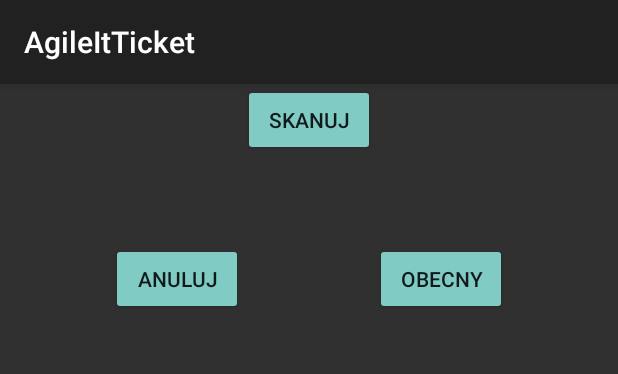
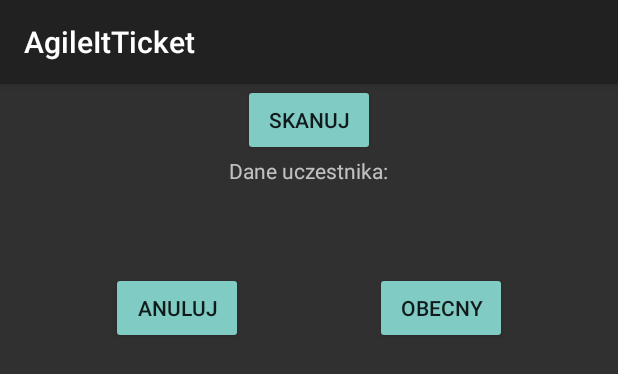
Before and after one commit to ZespolNumerJeden/zn1Skaner, an Android app: the layout activity_main.xml on its own in the app's theme, with its tools: preview values and no code run, on a phone screen of 412 x 824 dp. Shown: the top 374 px of the screen. Run offline under Robolectric (Android 15) with nearby library versions, the light colour scheme and no system bars.

Commit message:
reset fields

```diff
--- a/app/src/main/java/com/example/rick/agileitticket/MainActivity.java
+++ b/app/src/main/java/com/example/rick/agileitticket/MainActivity.java
@@ -31,7 +31,10 @@ public class MainActivity extends Activity implements OnClickListener {
         contentTxt = (TextView)findViewById(R.id.scan_content);
         timeTxt = (TextView)findViewById(R.id.time_content);
         scanBtn.setOnClickListener(this);
-
+        Calendar c = Calendar.getInstance();
+        SimpleDateFormat dateformat = new SimpleDateFormat("dd-MMM-yyyy hh:mm:ss aa");
+        String datetime = dateformat.format(c.getTime());
+        timeTxt.setText("Czas: " + datetime);
 
     }
 
@@ -42,6 +45,11 @@ public class MainActivity extends Activity implements OnClickListener {
             IntentIntegrator scanIntegrator = new IntentIntegrator(this);
             scanIntegrator.initiateScan();
         }
+        if(v.getId()==R.id.cancel_button){
+            formatTxt.setText("Skanuj kod, aby pobrać dane uczestnika");
+            contentTxt.setText("");
+        }
+
     }
 
     public void onActivityResult(int requestCode, int resultCode, Intent intent) {
@@ -53,10 +61,6 @@ public class MainActivity extends Activity implements OnClickListener {
             String scanFormat = scanningResult.getFormatName();
             formatTxt.setText("Uczestnik: " + scanFormat);
             contentTxt.setText("Panel: " + scanContent);
-            Calendar c = Calendar.getInstance();
-            SimpleDateFormat dateformat = new SimpleDateFormat("dd-MMM-yyyy hh:mm:ss aa");
-            String datetime = dateformat.format(c.getTime());
-            timeTxt.setText("Czas: " + datetime);
 
         }
         else{
--- a/app/src/main/res/layout/activity_main.xml
+++ b/app/src/main/res/layout/activity_main.xml
@@ -12,13 +12,31 @@
         android:layout_centerHorizontal="true"
         android:onClick="onClick"
         android:text="@string/scan" />
+
+    <Space
+        android:layout_width="wrap_content"
+        android:layout_height="wrap_content"
+        android:layout_above="@+id/user_data_label"
+        android:layout_centerHorizontal="true"
+        android:visibility="visible" />
+
+    <TextView
+        android:id="@+id/user_data_label"
+        android:layout_width="wrap_content"
+        android:layout_height="wrap_content"
+        android:textIsSelectable="true"
+        android:layout_centerHorizontal="true"
+        android:text="@string/user_data_label"
+        android:layout_below="@id/scan_button" />
+
     <TextView
         android:id="@+id/scan_format"
         android:layout_width="wrap_content"
         android:layout_height="wrap_content"
         android:textIsSelectable="true"
         android:layout_centerHorizontal="true"
-        android:layout_below="@id/scan_button" />
+        android:layout_below="@id/user_data_label" />
+
     <TextView
         android:id="@+id/scan_content"
         android:layout_width="wrap_content"
@@ -26,6 +44,7 @@
         android:textIsSelectable="true"
         android:layout_centerHorizontal="true"
         android:layout_below="@id/scan_format" />
+
     <TextView
         android:id="@+id/time_content"
         android:layout_width="wrap_content"
@@ -34,8 +53,15 @@
         android:layout_centerHorizontal="true"
         android:layout_below="@id/scan_content" />
 
+    <Space
+        android:layout_width="wrap_content"
+        android:layout_height="wrap_content"
+        android:layout_below="@+id/scan_content"
+        android:layout_centerHorizontal="true"
+        android:visibility="visible" />
+
     <Button
-        android:id="@+id/cancel"
+        android:id="@+id/cancel_button"
         style="@style/Widget.AppCompat.Button.Colored"
         android:layout_width="wrap_content"
         android:layout_height="wrap_content"
@@ -44,11 +70,12 @@
         android:text="@string/cancel" />
 
     <Button
-        android:id="@+id/button"
+        android:id="@+id/approve_button"
         style="@style/Widget.AppCompat.Button.Colored"
         android:layout_width="wrap_content"
         android:layout_height="wrap_content"
         android:layout_below="@+id/time_content"
         android:layout_toEndOf="@+id/scan_button"
         android:text="@string/accept" />
+
 </RelativeLayout>
--- a/app/src/main/res/values/strings.xml
+++ b/app/src/main/res/values/strings.xml
@@ -3,6 +3,7 @@
     <string name="scan">Skanuj</string>
     <string name="cancel">Anuluj</string>
     <string name="accept">Obecny</string>
+    <string name="user_data_label">Dane uczestnika:</string>
     <string name="codeError">Błąd skanowania</string>
     <string name="codeEmpty">Nie znaleziono biletu</string>
 </resources>
```
